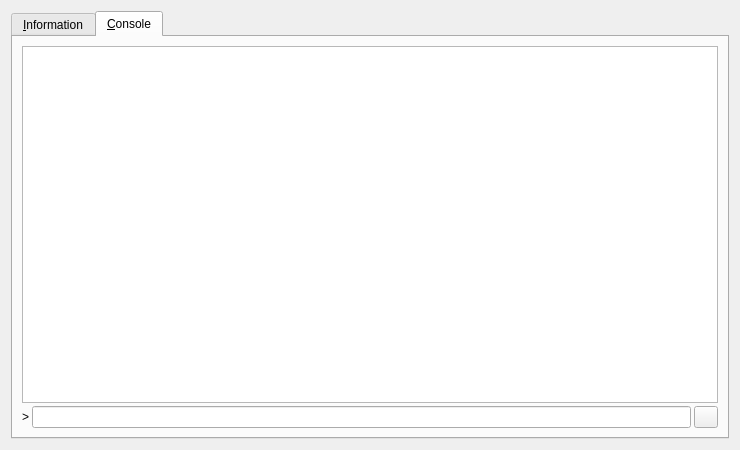
This is src/qt/forms/rpcconsole.ui in nokat/bitbean as Qt 5 draws it before an edit. The edited form follows.
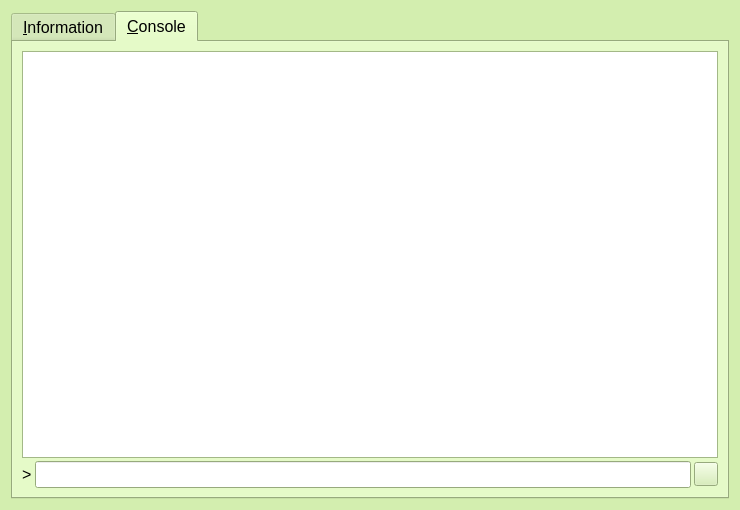
This is the edited form. The open tabs and pages were chosen to show the change. Icons and pictures are not drawn.

The edit to the form file:
```diff
--- a/src/qt/forms/rpcconsole.ui
+++ b/src/qt/forms/rpcconsole.ui
@@ -10,6 +10,184 @@
     <height>450</height>
    </rect>
   </property>
+  <property name="palette">
+   <palette>
+    <active>
+     <colorrole role="Button">
+      <brush brushstyle="SolidPattern">
+       <color alpha="255">
+        <red>211</red>
+        <green>238</green>
+        <blue>175</blue>
+       </color>
+      </brush>
+     </colorrole>
+     <colorrole role="Base">
+      <brush brushstyle="SolidPattern">
+       <color alpha="255">
+        <red>255</red>
+        <green>255</green>
+        <blue>255</blue>
+       </color>
+      </brush>
+     </colorrole>
+     <colorrole role="Window">
+      <brush brushstyle="SolidPattern">
+       <color alpha="255">
+        <red>211</red>
+        <green>238</green>
+        <blue>175</blue>
+       </color>
+      </brush>
+     </colorrole>
+     <colorrole role="Highlight">
+      <brush brushstyle="SolidPattern">
+       <color alpha="255">
+        <red>159</red>
+        <green>213</green>
+        <blue>85</blue>
+       </color>
+      </brush>
+     </colorrole>
+     <colorrole role="AlternateBase">
+      <brush brushstyle="SolidPattern">
+       <color alpha="255">
+        <red>211</red>
+        <green>238</green>
+        <blue>175</blue>
+       </color>
+      </brush>
+     </colorrole>
+     <colorrole role="ToolTipBase">
+      <brush brushstyle="SolidPattern">
+       <color alpha="255">
+        <red>211</red>
+        <green>238</green>
+        <blue>175</blue>
+       </color>
+      </brush>
+     </colorrole>
+    </active>
+    <inactive>
+     <colorrole role="Button">
+      <brush brushstyle="SolidPattern">
+       <color alpha="255">
+        <red>211</red>
+        <green>238</green>
+        <blue>175</blue>
+       </color>
+      </brush>
+     </colorrole>
+     <colorrole role="Base">
+      <brush brushstyle="SolidPattern">
+       <color alpha="255">
+        <red>255</red>
+        <green>255</green>
+        <blue>255</blue>
+       </color>
+      </brush>
+     </colorrole>
+     <colorrole role="Window">
+      <brush brushstyle="SolidPattern">
+       <color alpha="255">
+        <red>211</red>
+        <green>238</green>
+        <blue>175</blue>
+       </color>
+      </brush>
+     </colorrole>
+     <colorrole role="Highlight">
+      <brush brushstyle="SolidPattern">
+       <color alpha="255">
+        <red>159</red>
+        <green>213</green>
+        <blue>85</blue>
+       </color>
+      </brush>
+     </colorrole>
+     <colorrole role="AlternateBase">
+      <brush brushstyle="SolidPattern">
+       <color alpha="255">
+        <red>211</red>
+        <green>238</green>
+        <blue>175</blue>
+       </color>
+      </brush>
+     </colorrole>
+     <colorrole role="ToolTipBase">
+      <brush brushstyle="SolidPattern">
+       <color alpha="255">
+        <red>211</red>
+        <green>238</green>
+        <blue>175</blue>
+       </color>
+      </brush>
+     </colorrole>
+    </inactive>
+    <disabled>
+     <colorrole role="Button">
+      <brush brushstyle="SolidPattern">
+       <color alpha="255">
+        <red>211</red>
+        <green>238</green>
+        <blue>175</blue>
+       </color>
+      </brush>
+     </colorrole>
+     <colorrole role="Base">
+      <brush brushstyle="SolidPattern">
+       <color alpha="255">
+        <red>211</red>
+        <green>238</green>
+        <blue>175</blue>
+       </color>
+      </brush>
+     </colorrole>
+     <colorrole role="Window">
+      <brush brushstyle="SolidPattern">
+       <color alpha="255">
+        <red>211</red>
+        <green>238</green>
+        <blue>175</blue>
+       </color>
+      </brush>
+     </colorrole>
+     <colorrole role="Highlight">
+      <brush brushstyle="SolidPattern">
+       <color alpha="255">
+        <red>0</red>
+        <green>0</green>
+        <blue>128</blue>
+       </color>
+      </brush>
+     </colorrole>
+     <colorrole role="AlternateBase">
+      <brush brushstyle="SolidPattern">
+       <color alpha="255">
+        <red>211</red>
+        <green>238</green>
+        <blue>175</blue>
+       </color>
+      </brush>
+     </colorrole>
+     <colorrole role="ToolTipBase">
+      <brush brushstyle="SolidPattern">
+       <color alpha="255">
+        <red>211</red>
+        <green>238</green>
+        <blue>175</blue>
+       </color>
+      </brush>
+     </colorrole>
+    </disabled>
+   </palette>
+  </property>
+  <property name="font">
+   <font>
+    <family>Liberation Sans</family>
+    <pointsize>12</pointsize>
+   </font>
+  </property>
   <property name="windowTitle">
    <string>BitBean - Debug window</string>
   </property>
```
Left out of the diff: 6 changed lines with no effect on the pictures.
